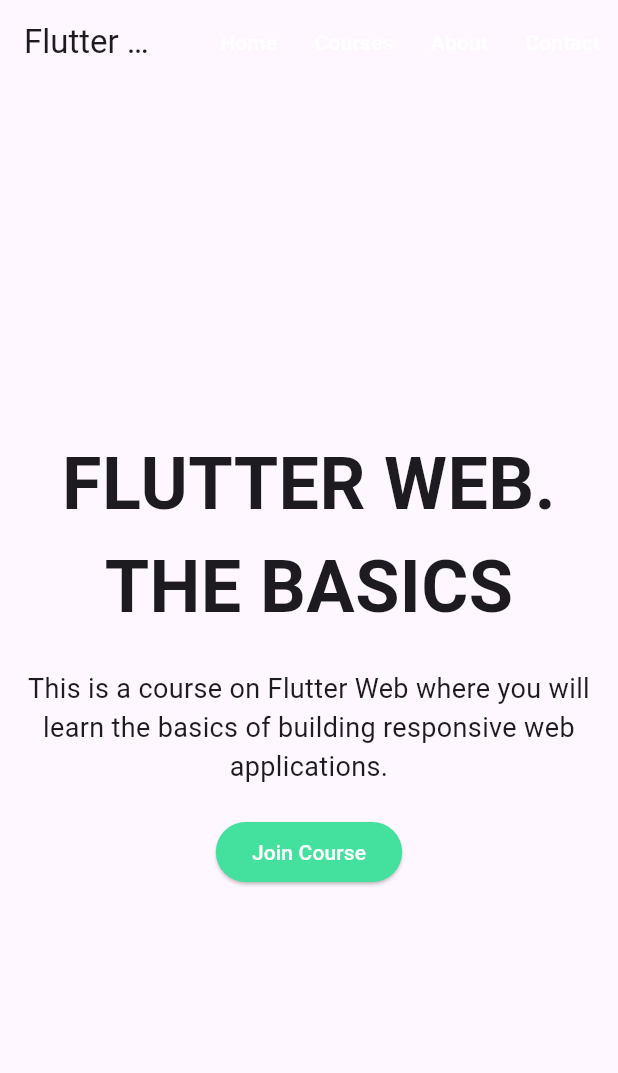
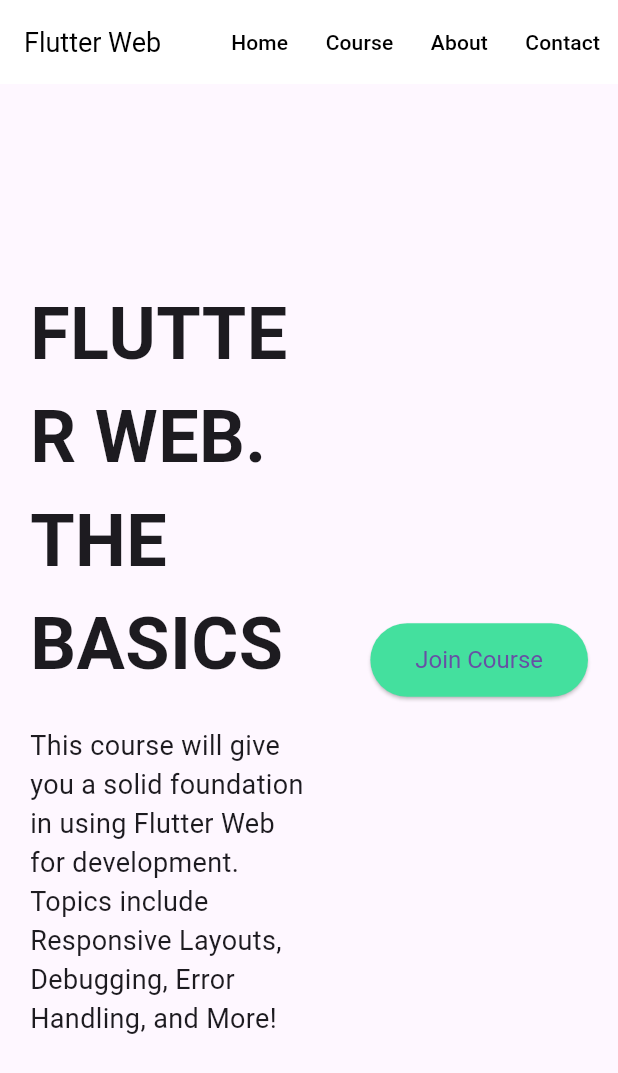
Before and after one commit to ashiqurzammansm/ostad-flutter-module12-assignment, a Flutter app: the DesktopLayout screen opened directly, on a phone screen of 412 x 824 dp. Shown: the top 1073 px of the screen. Run offline on Flutter 3.47's test engine with Material 3 defaults, Android fonts, the phone set to English and light mode, and no system bars.

Commit message:
final commit

```diff
--- a/lib/layouts/desktop_layout.dart
+++ b/lib/layouts/desktop_layout.dart
@@ -7,77 +7,102 @@
   Widget build(BuildContext context) {
     return Scaffold(
       appBar: AppBar(
-        title: const Text('Flutter Web - Desktop'),
+        backgroundColor: Colors.white,
+        elevation: 0,
+        title: const Text(
+          'Flutter Web',
+          style: TextStyle(color: Colors.black, fontSize: 18),
+        ),
         actions: [
           TextButton(
             onPressed: () {},
-            child: const Text('Home', style: TextStyle(color: Colors.white)),
+            style: TextButton.styleFrom(
+              foregroundColor: Colors.black,
+            ),
+            child: const Text('Home'),
           ),
           TextButton(
             onPressed: () {},
-            child: const Text('Courses', style: TextStyle(color: Colors.white)),
+            style: TextButton.styleFrom(
+              foregroundColor: Colors.black,
+            ),
+            child: const Text('Course'),
           ),
           TextButton(
             onPressed: () {},
-            child: const Text('About', style: TextStyle(color: Colors.white)),
+            style: TextButton.styleFrom(
+              foregroundColor: Colors.black,
+            ),
+            child: const Text('About'),
           ),
           TextButton(
             onPressed: () {},
-            child: const Text('Contact', style: TextStyle(color: Colors.white)),
+            style: TextButton.styleFrom(
+              foregroundColor: Colors.black,
+            ),
+            child: const Text('Contact'),
           ),
         ],
       ),
       body: Center(
+        child: Padding(
+          padding: const EdgeInsets.symmetric(horizontal: 20.0),
+          child: ConstrainedBox(
+            constraints: const BoxConstraints(maxWidth: 1200),
+            child: Row(
+              children: [
+                const Expanded(
+                  flex: 1,  // 50% of the space for the text
                   child: Column(
                     mainAxisAlignment: MainAxisAlignment.center,
+                    crossAxisAlignment: CrossAxisAlignment.start,
                     children: [
-            const Text(
+                      Text(
                         'FLUTTER WEB.\nTHE BASICS',
-              textAlign: TextAlign.center,
-              style: TextStyle(fontSize: 48, fontWeight: FontWeight.bold),
+                        style: TextStyle(
+                          fontSize: 48,
+                          fontWeight: FontWeight.bold,
                         ),
-            const SizedBox(height: 20),
-            const Text(
-              'This is a course on Flutter Web where you will learn the basics of building responsive web applications.',
-              textAlign: TextAlign.center,
+                      ),
+                      SizedBox(height: 20),
+                      Text(
+                        'This course will give you a solid foundation in using Flutter Web for development. Topics include Responsive Layouts, Debugging, Error Handling, and More!',
                         style: TextStyle(fontSize: 18),
+                        softWrap: true,
                       ),
-            const SizedBox(height: 20),
-            MouseRegion(
-              cursor: SystemMouseCursors.click,
-              onEnter: (event) => _onButtonHover(context, true),
-              onExit: (event) => _onButtonHover(context, false),
+                    ],
+                  ),
+                ),
+                Expanded(
+                  flex: 1,  // 50% of the space for the button
+                  child: Align(
+                    alignment: Alignment.centerRight,
                     child: ElevatedButton(
-                style: ButtonStyle(
-                  backgroundColor: MaterialStateProperty.resolveWith<Color>(
-                        (Set<MaterialState> states) {
-                      if (states.contains(MaterialState.hovered)) {
-                        return Colors.teal[600]!;
-                      }
-                      return const Color(0xFF44E09E); // Default color
-                    },
+                      style: ElevatedButton.styleFrom(
+                        backgroundColor: const Color(0xFF44E09E),
+                        padding: const EdgeInsets.symmetric(
+                            vertical: 15.0, horizontal: 30.0),
+                        textStyle: const TextStyle(
+                          color: Colors.white,
+                          fontSize: 16,
                         ),
-                  foregroundColor: MaterialStateProperty.all<Color>(Colors.white),
                       ),
                       onPressed: () {
                         ScaffoldMessenger.of(context).showSnackBar(
-                    const SnackBar(content: Text('Course Joining Not Implemented')),
+                          const SnackBar(
+                            content: Text('Course Joining Not Implemented'),
+                          ),
                         );
                       },
                       child: const Text('Join Course'),
                     ),
                   ),
+                ),
               ],
+            ),
+          ),
         ),
       ),
     );
   }
-
-  void _onButtonHover(BuildContext context, bool isHovered) {
-    final snackBar = isHovered
-        ? const SnackBar(content: Text('Button Hovered'), duration: Duration(milliseconds: 300))
-        : const SnackBar(content: Text('Button Hover Exit'), duration: Duration(milliseconds: 300));
-
-    ScaffoldMessenger.of(context).showSnackBar(snackBar);
 }
-}
--- a/lib/main.dart
+++ b/lib/main.dart
@@ -13,9 +13,13 @@
 
   @override
   Widget build(BuildContext context) {
-    return const MaterialApp(
+    return MaterialApp(
       title: 'Flutter Web',
-      home: ResponsiveLayout(
+      debugShowCheckedModeBanner: false,  // Disable the debug banner
+      theme: ThemeData(
+        primarySwatch: Colors.blue,
+      ),
+      home: const ResponsiveLayout(
         desktop: DesktopLayout(),
         tablet: TabletLayout(),
         mobile: MobileLayout(),
```
Lines whose indentation alone changed are shown as unchanged.
